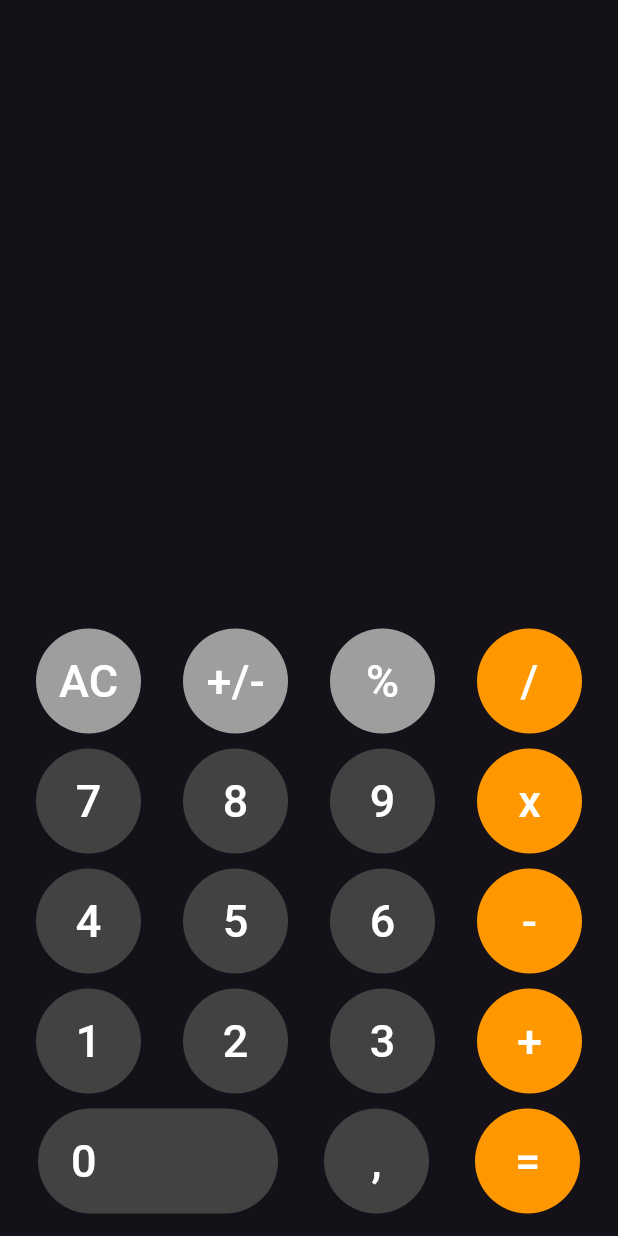
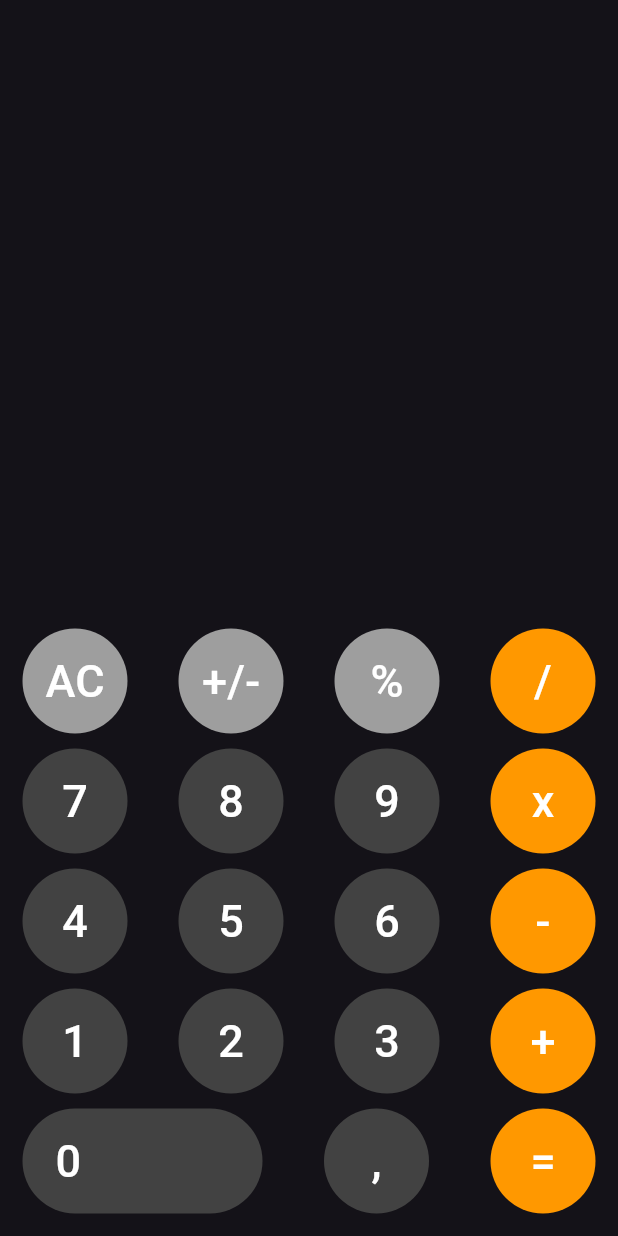
Before and after one commit to igorjosecm/calculator-flutter, a Flutter app: the screen it shows after launch, on a phone screen of 412 x 824 dp. Run offline on Flutter 3.47's test engine with Material 3 defaults, Android fonts, the phone set to English and light mode, and no system bars; our stand-ins replace google_fonts.

Commit message:
adjusted axis alignment and made possible to copy the result

```diff
--- a/lib/main.dart
+++ b/lib/main.dart
@@ -1,4 +1,5 @@
 import 'package:flutter/material.dart';
+import 'package:flutter/services.dart';
 import 'package:google_fonts/google_fonts.dart';
 import 'util/buttons.dart';
 
@@ -348,7 +349,7 @@ class _MyHomePageState extends State<MyHomePage> {
                     onHorizontalDragStart: (details) {
                       _incrementCounter('delete');
                     },
-                    child: Text(
+                    child: SelectableText(
                       _counter,
                       style: const TextStyle(
                         fontSize: 50,
@@ -359,7 +360,7 @@ class _MyHomePageState extends State<MyHomePage> {
               ),
             ),
             Row(
-              mainAxisAlignment: MainAxisAlignment.spaceAround,
+              mainAxisAlignment: MainAxisAlignment.spaceBetween,
               children: <Widget>[
                 CustomButton(
                   buttonSize: buttonSize,
@@ -392,7 +393,7 @@ class _MyHomePageState extends State<MyHomePage> {
               ],
             ),
             Row(
-              mainAxisAlignment: MainAxisAlignment.spaceAround,
+              mainAxisAlignment: MainAxisAlignment.spaceBetween,
               children: <Widget>[
                 CustomButton(
                   buttonSize: buttonSize,
@@ -425,7 +426,7 @@ class _MyHomePageState extends State<MyHomePage> {
               ],
             ),
             Row(
-              mainAxisAlignment: MainAxisAlignment.spaceAround,
+              mainAxisAlignment: MainAxisAlignment.spaceBetween,
               children: <Widget>[
                 CustomButton(
                   buttonSize: buttonSize,
@@ -458,7 +459,7 @@ class _MyHomePageState extends State<MyHomePage> {
               ],
             ),
             Row(
-              mainAxisAlignment: MainAxisAlignment.spaceAround,
+              mainAxisAlignment: MainAxisAlignment.spaceBetween,
               children: <Widget>[
                 CustomButton(
                   buttonSize: buttonSize,
@@ -491,7 +492,7 @@ class _MyHomePageState extends State<MyHomePage> {
               ],
             ),
             Row(
-              mainAxisAlignment: MainAxisAlignment.spaceAround,
+              mainAxisAlignment: MainAxisAlignment.spaceBetween,
               children: <Widget>[
                 DoubleButton(
                   number: '0',
```
